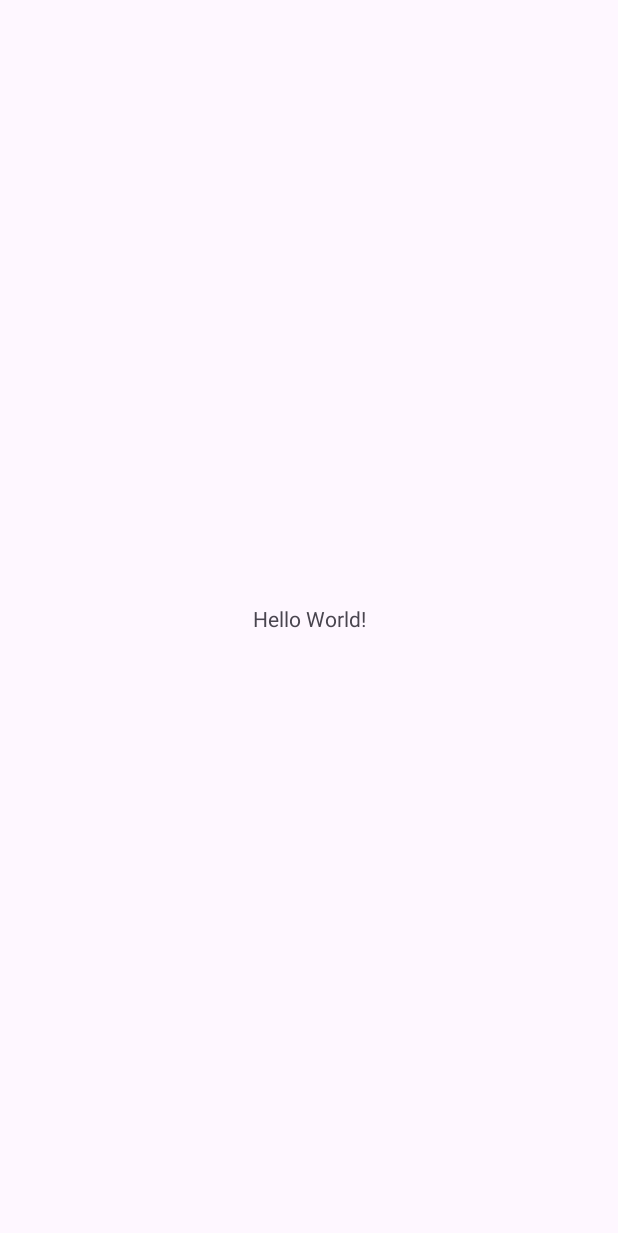
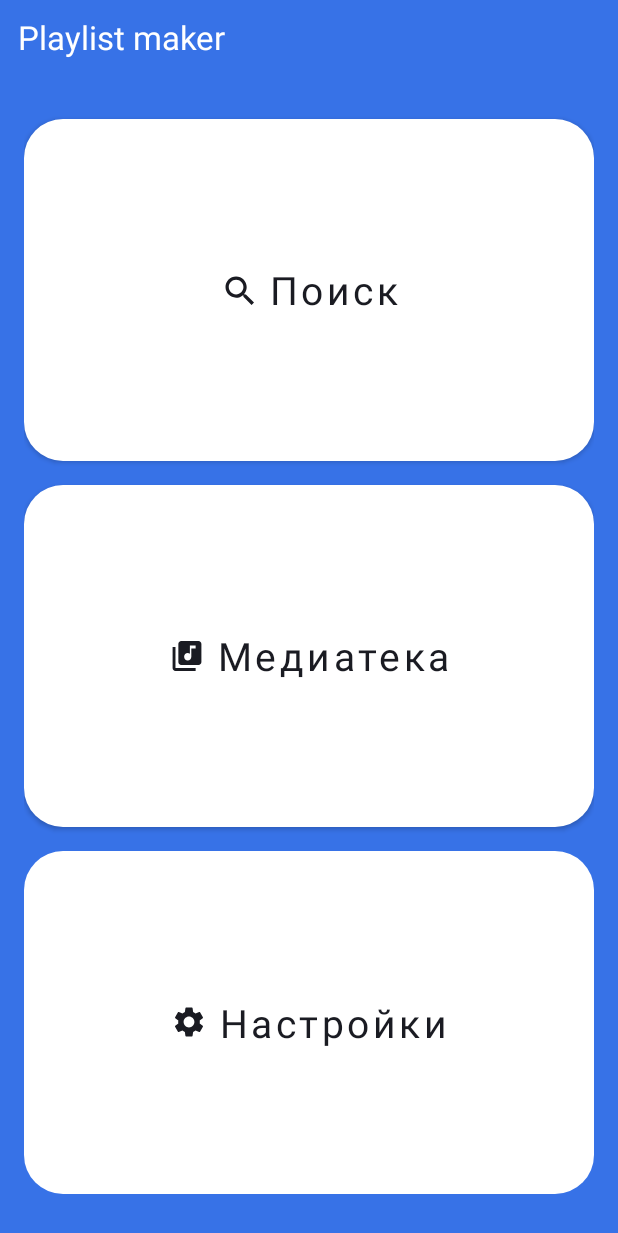
Before and after one commit to Zedd3d/PlaylistMaker, an Android app: the screen it shows after launch (MainActivity), on a phone screen of 412 x 824 dp. Before the commit the part shown is almost empty. Shown: the top 1233 px of the screen. Run offline under Robolectric (Android 15) with nearby library versions, the phone set to English and light mode, and no system bars.

Commit message:
First Commit. Start project

```diff
--- a/app/src/main/java/com/zeddikus/playlistmaker/MainActivity.kt
+++ b/app/src/main/java/com/zeddikus/playlistmaker/MainActivity.kt
@@ -1,11 +1,51 @@
 package com.zeddikus.playlistmaker
 
+import android.content.Intent
 import androidx.appcompat.app.AppCompatActivity
 import android.os.Bundle
+import android.view.View
+import android.widget.Button
+import android.widget.Toast
 
 class MainActivity : AppCompatActivity() {
     override fun onCreate(savedInstanceState: Bundle?) {
         super.onCreate(savedInstanceState)
         setContentView(R.layout.activity_main)
+        val btnSearch = findViewById<Button>(R.id.btn_search)
+        val buttonClickListener: View.OnClickListener = object : View.OnClickListener { override fun onClick(v: View?) {
+            if (v != null) {
+                //pressedButton(v)
+                startSearchActivity()
+            }
+        } }
+        btnSearch.setOnClickListener(buttonClickListener)
+
+        val btnMediatec = findViewById<Button>(R.id.btn_mediatec)
+        btnMediatec.setOnClickListener {
+            //pressedButton(it)
+            val intent = Intent(this,MediatecActivity::class.java)
+            startActivity(intent)
+        }
+
+        val btnSettings = findViewById<Button>(R.id.btn_settings)
+        btnSettings.setOnClickListener {
+            //pressedButton(it)
+            val intent = Intent(this,SettingsActivity::class.java)
+            startActivity(intent)
+        }
     }
+
+    private fun startSearchActivity() {
+        val intent = Intent(this,SearchActivity::class.java)
+        startActivity(intent)
+    }
+
+//    fun pressedButton(v: View){
+//        if (v is Button){
+//            Toast.makeText(this@MainActivity, "Нажата кнопка ${findViewById<Button>(v.id).text.toString()}", Toast.LENGTH_SHORT).show()
+//        } else {
+//            Toast.makeText(this@MainActivity, "Нажата кнопка ${v.id}", Toast.LENGTH_SHORT).show()
+//        }
+//
+//    }
 }
--- /dev/null
+++ b/app/src/main/res/drawable/btn_corners.xml
@@ -0,0 +1,11 @@
+<shape xmlns:android="http://schemas.android.com/apk/res/android">
+    <solid android:color="@color/white_pm"/>
+
+
+    <!--Так (каждый угол по отдельности)
+    <corners android:bottomLeftRadius="0dp" android:bottomRightRadius="0dp"
+        android:topLeftRadius="20dp" android:topRightRadius="20dp"/>
+       -->
+    <!--Или так (все углы за раз)-->
+    <corners android:radius="26dp"/>
+</shape>
--- /dev/null
+++ b/app/src/main/res/drawable/ic_library.xml
@@ -0,0 +1,9 @@
+<vector xmlns:android="http://schemas.android.com/apk/res/android"
+    android:width="25dp"
+    android:height="24dp"
+    android:viewportWidth="25"
+    android:viewportHeight="24">
+  <path
+      android:pathData="M20.5,2H8.5C7.4,2 6.5,2.9 6.5,4V16C6.5,17.1 7.4,18 8.5,18H20.5C21.6,18 22.5,17.1 22.5,16V4C22.5,2.9 21.6,2 20.5,2ZM18.5,7H15.5V12.5C15.5,13.88 14.38,15 13,15C11.62,15 10.5,13.88 10.5,12.5C10.5,11.12 11.62,10 13,10C13.57,10 14.08,10.19 14.5,10.51V5H18.5V7ZM4.5,6H2.5V20C2.5,21.1 3.4,22 4.5,22H18.5V20H4.5V6Z"
+      android:fillColor="#1A1B22"/>
+</vector>
--- /dev/null
+++ b/app/src/main/res/drawable/ic_search.xml
@@ -0,0 +1,9 @@
+<vector xmlns:android="http://schemas.android.com/apk/res/android"
+    android:width="24dp"
+    android:height="24dp"
+    android:viewportWidth="24"
+    android:viewportHeight="24">
+  <path
+      android:pathData="M16.579,14.95H15.721L15.417,14.656C16.481,13.418 17.122,11.81 17.122,10.061C17.122,6.161 13.961,3 10.061,3C6.161,3 3,6.161 3,10.061C3,13.961 6.161,17.122 10.061,17.122C11.81,17.122 13.418,16.481 14.656,15.417L14.95,15.721V16.579L20.381,22L22,20.381L16.579,14.95ZM10.061,14.95C7.356,14.95 5.173,12.766 5.173,10.061C5.173,7.356 7.356,5.173 10.061,5.173C12.766,5.173 14.95,7.356 14.95,10.061C14.95,12.766 12.766,14.95 10.061,14.95Z"
+      android:fillColor="#1A1B22"/>
+</vector>
--- /dev/null
+++ b/app/src/main/res/drawable/ic_settings.xml
@@ -0,0 +1,9 @@
+<vector xmlns:android="http://schemas.android.com/apk/res/android"
+    android:width="24dp"
+    android:height="24dp"
+    android:viewportWidth="24"
+    android:viewportHeight="24">
+  <path
+      android:pathData="M19.14,12.94C19.18,12.64 19.2,12.33 19.2,12C19.2,11.68 19.18,11.36 19.13,11.06L21.16,9.48C21.34,9.34 21.39,9.07 21.28,8.87L19.36,5.55C19.24,5.33 18.99,5.26 18.77,5.33L16.38,6.29C15.88,5.91 15.35,5.59 14.76,5.35L14.4,2.81C14.36,2.57 14.16,2.4 13.92,2.4H10.08C9.84,2.4 9.65,2.57 9.61,2.81L9.25,5.35C8.66,5.59 8.12,5.92 7.63,6.29L5.24,5.33C5.02,5.25 4.77,5.33 4.65,5.55L2.74,8.87C2.62,9.08 2.66,9.34 2.86,9.48L4.89,11.06C4.84,11.36 4.8,11.69 4.8,12C4.8,12.31 4.82,12.64 4.87,12.94L2.84,14.52C2.66,14.66 2.61,14.93 2.72,15.13L4.64,18.45C4.76,18.67 5.01,18.74 5.23,18.67L7.62,17.71C8.12,18.09 8.65,18.41 9.24,18.65L9.6,21.19C9.65,21.43 9.84,21.6 10.08,21.6H13.92C14.16,21.6 14.36,21.43 14.39,21.19L14.75,18.65C15.34,18.41 15.88,18.09 16.37,17.71L18.76,18.67C18.98,18.75 19.23,18.67 19.35,18.45L21.27,15.13C21.39,14.91 21.34,14.66 21.15,14.52L19.14,12.94ZM12,15.6C10.02,15.6 8.4,13.98 8.4,12C8.4,10.02 10.02,8.4 12,8.4C13.98,8.4 15.6,10.02 15.6,12C15.6,13.98 13.98,15.6 12,15.6Z"
+      android:fillColor="#1A1B22"/>
+</vector>
--- a/app/src/main/res/layout/activity_main.xml
+++ b/app/src/main/res/layout/activity_main.xml
@@ -1,18 +1,99 @@
 <?xml version="1.0" encoding="utf-8"?>
-<androidx.constraintlayout.widget.ConstraintLayout xmlns:android="http://schemas.android.com/apk/res/android"
+<LinearLayout xmlns:android="http://schemas.android.com/apk/res/android"
     xmlns:app="http://schemas.android.com/apk/res-auto"
-    xmlns:tools="http://schemas.android.com/tools"
     android:layout_width="match_parent"
     android:layout_height="match_parent"
-    tools:context=".MainActivity">
 
-    <TextView
-        android:layout_width="wrap_content"
+    android:background="@color/blue_pm"
+    android:orientation="vertical">
+
+
+    <LinearLayout
+        android:layout_width="match_parent"
         android:layout_height="wrap_content"
-        android:text="Hello World!"
-        app:layout_constraintBottom_toBottomOf="parent"
-        app:layout_constraintEnd_toEndOf="parent"
-        app:layout_constraintStart_toStartOf="parent"
-        app:layout_constraintTop_toTopOf="parent" />
+        android:orientation="horizontal"
 
-</androidx.constraintlayout.widget.ConstraintLayout>
+        android:paddingTop="10dp"
+        android:paddingLeft="@dimen/default_padding_title"
+        android:paddingBottom="@dimen/default_padding_title">
+
+        <TextView
+            android:id="@+id/textView"
+            android:layout_width="wrap_content"
+            android:layout_height="wrap_content"
+            android:layout_weight="1"
+            android:text="@string/program_name"
+            android:textSize="@dimen/program_name_text_size"
+            android:textColor="@color/white_pm"/>
+    </LinearLayout>
+
+    <LinearLayout
+        android:layout_width="match_parent"
+        android:layout_height="match_parent"
+        android:orientation="vertical"
+        android:layout_gravity="center"
+        android:paddingTop="12dp"
+        android:paddingLeft="@dimen/bigbtn_default_padding"
+        android:paddingRight="@dimen/bigbtn_default_padding"
+        android:paddingBottom="28dp">
+
+        <Button
+            android:id="@+id/btn_search"
+            android:layout_width="match_parent"
+            android:layout_height="wrap_content"
+            android:layout_marginTop="@dimen/bigbtn_default_padding"
+            android:layout_weight="1"
+            android:background="@drawable/btn_corners"
+            android:fontFamily="@string/bigbtn_font_family"
+            android:text="@string/btntxt_search"
+            android:textAllCaps="false"
+            android:textColor="@color/black_pm"
+            android:textSize="@dimen/bigbtn_text_size"
+            app:backgroundTint="@color/white_pm"
+            app:icon="@drawable/ic_search"
+            app:iconGravity="textStart"
+            app:iconPadding="@dimen/icon_padding"
+            app:iconTint="@color/black_pm" />
+
+        <Button
+            android:id="@+id/btn_mediatec"
+            android:layout_width="match_parent"
+            android:layout_height="wrap_content"
+            android:layout_marginTop="@dimen/bigbtn_default_padding"
+            android:layout_weight="1"
+            android:background="@drawable/btn_corners"
+            android:text="@string/btntxt_mediatec"
+            android:textColor="@color/black_pm"
+            android:textSize="@dimen/bigbtn_text_size"
+            android:textAllCaps="false"
+            android:fontFamily="@string/bigbtn_font_family"
+            app:backgroundTint="@color/white_pm"
+            app:icon="@drawable/ic_library"
+            app:iconGravity="textStart"
+            app:iconPadding="@dimen/icon_padding"
+            app:iconTint="@color/black_pm"
+            app:iconSize="@dimen/icon_size"/>
+
+        <Button
+            android:id="@+id/btn_settings"
+            android:layout_width="match_parent"
+            android:layout_height="wrap_content"
+            android:layout_marginTop="@dimen/bigbtn_default_padding"
+            android:layout_weight="1"
+            android:background="@drawable/btn_corners"
+            android:text="@string/btntxt_settings"
+            android:textColor="@color/black_pm"
+            android:textSize="@dimen/bigbtn_text_size"
+            android:textAllCaps="false"
+            android:fontFamily="@string/bigbtn_font_family"
+            app:backgroundTint="@color/white_pm"
+            app:icon="@drawable/ic_settings"
+            app:iconGravity="textStart"
+            app:iconPadding="@dimen/icon_padding"
+            app:iconTint="@color/black_pm"
+            app:iconSize="@dimen/icon_size"/>
+
+
+    </LinearLayout>
+
+</LinearLayout>
--- a/app/src/main/res/values/colors.xml
+++ b/app/src/main/res/values/colors.xml
@@ -2,4 +2,8 @@
 <resources>
     <color name="black">#FF000000</color>
     <color name="white">#FFFFFFFF</color>
+    <color name="black_pm">#1A1B22</color>
+    <color name="white_pm">#FFFFFF</color>
+    <color name="blue_pm">#3772E7</color>
+    <color name="gray_pm">#AEAFB4</color>
 </resources>
--- /dev/null
+++ b/app/src/main/res/values/dimens.xml
@@ -0,0 +1,17 @@
+<?xml version="1.0" encoding="utf-8"?>
+<resources>
+    <!-- text size-->
+    <dimen name="program_name_text_size">22sp</dimen>
+    <dimen name="settings_item_text_size">19sp</dimen>
+    <dimen name="bigbtn_text_size">26sp</dimen>
+
+    <!-- padding size-->
+    <dimen name="padding_small">4dp</dimen>
+    <dimen name="icon_padding">8dp</dimen>
+    <dimen name="default_padding_title">12dp</dimen>
+    <dimen name="bigbtn_default_padding">16dp</dimen>
+    <dimen name="padding_18dp">18dp</dimen>
+    <dimen name="padding_19dp">19dp</dimen>
+    <dimen name="icon_size">24dp</dimen>
+
+</resources>
--- a/app/src/main/res/values/strings.xml
+++ b/app/src/main/res/values/strings.xml
@@ -1,3 +1,13 @@
 <resources>
     <string name="app_name">Playlist Maker</string>
+    <string name="btntxt_search">Поиск</string>
+    <string name="program_name">Playlist maker</string>
+    <string name="btntxt_mediatec">Медиатека</string>
+    <string name="btntxt_settings">Настройки</string>
+    <string name="bigbtn_font_family">sans-serif</string>
+    <string name="txt_black_theme">Темная тема</string>
+    <string name="txt_share_app">Поделиться приложением</string>
+    <string name="txt_write_support">Написать в поддержку</string>
+    <string name="txt_user_agreement">Пользовательское соглашение</string>
+    <string name="btntxt_back">назад</string>
 </resources>
```
Also changed, not shown: app/src/main/AndroidManifest.xml (+10 -1 lines), app/src/main/java/com/zeddikus/playlistmaker/MediatecActivity.kt (added, +11 -0 lines), app/src/main/java/com/zeddikus/playlistmaker/SearchActivity.kt (added, +11 -0 lines), app/src/main/java/com/zeddikus/playlistmaker/SettingsActivity.kt (added, +16 -0 lines), app/src/main/res/drawable/ic_arrow_back.xml (added, +13 -0 lines), app/src/main/res/drawable/ic_arrow_forward.xml (added, +9 -0 lines), app/src/main/res/drawable/ic_share.xml (added, +9 -0 lines), app/src/main/res/drawable/ic_support.xml (added, +18 -0 lines), app/src/main/res/layout/activity_mediatec.xml (added, +9 -0 lines), app/src/main/res/layout/activity_search.xml (added, +9 -0 lines), app/src/main/res/layout/activity_settings.xml (added, +156 -0 lines).
